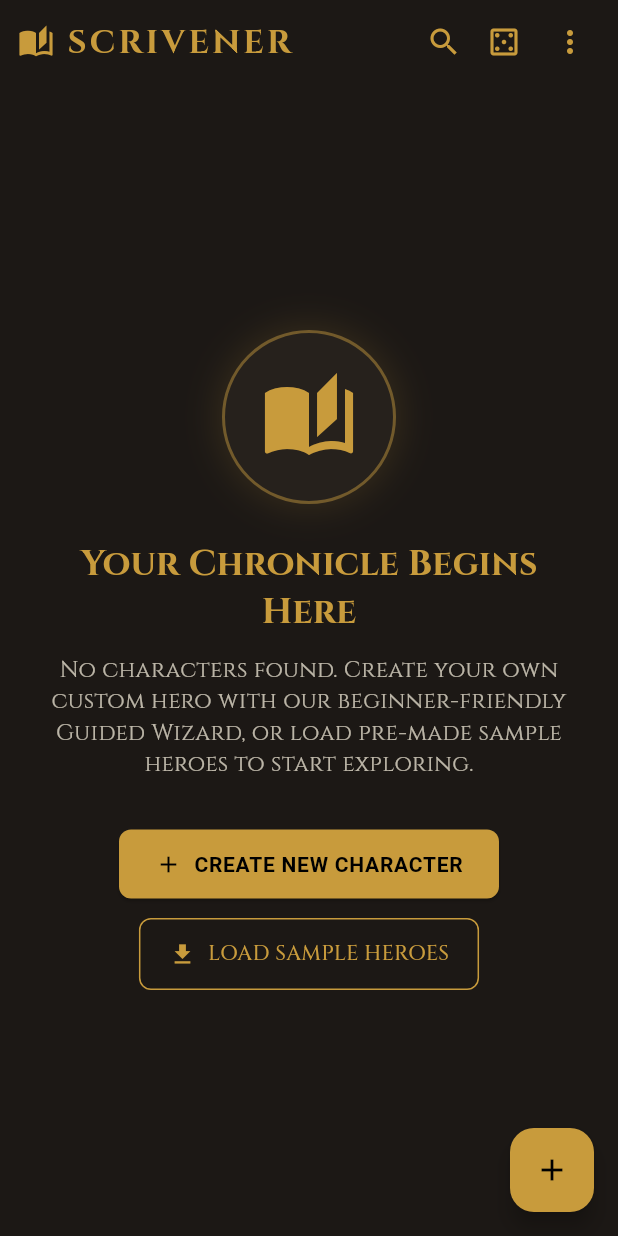
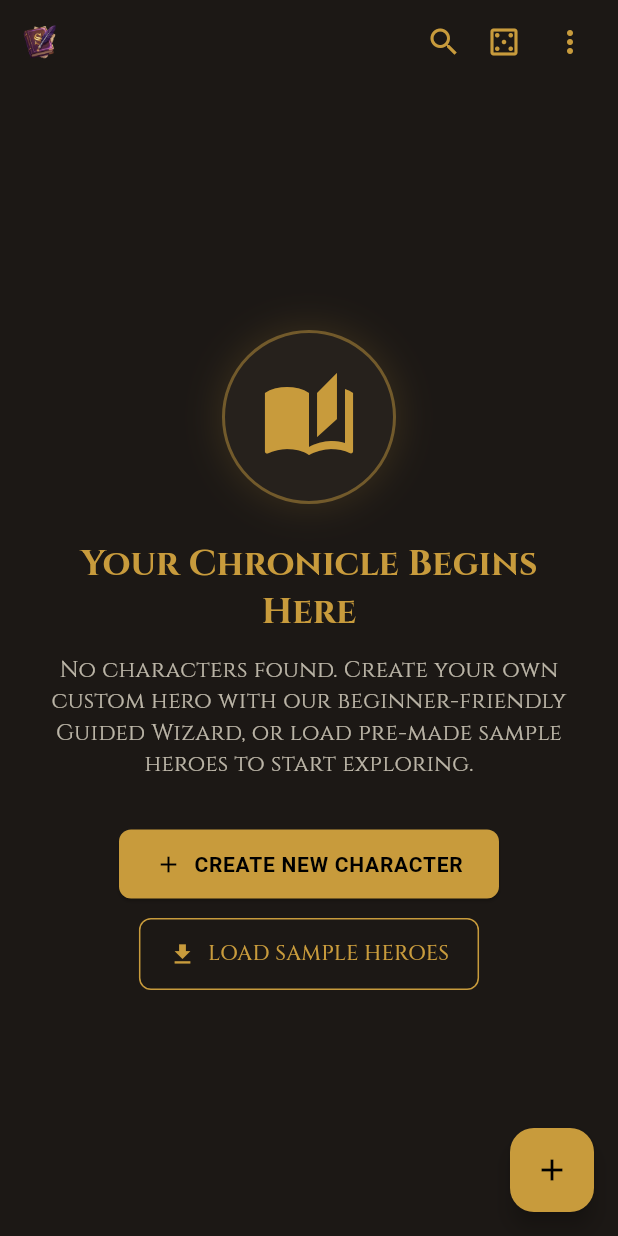
Before and after one commit to robbtolli/scriviner, a Flutter app: the screen it shows after launch, on a phone screen of 412 x 824 dp. Run offline on Flutter 3.47's test engine with Material 3 defaults, Android fonts, the phone set to English and light mode, and no system bars; our stand-ins replace drift, drift_flutter, file_picker, flutter_riverpod, google_fonts, pdf and 1 more; missing offline and left inert: expressions; accounts and stored records are empty; generated files the repository leaves out were written again.

Commit message:
feat(ui): display new app icon in HomeScreen AppBar and About dialog
- Register assets/icons/ in pubspec.yaml
- Replace generic auto_stories icon in HomeScreen AppBar with new Scrivener app icon
- Hide 'SCRIVENER' text on narrow mobile screens (< 600px) in HomeScreen AppBar
- Replace icon in AboutScrivenerDialog with new Scrivener app icon while preserving title text
- Update responsive and about dialog widget tests

```diff
--- a/lib/features/home/presentation/home_screen.dart
+++ b/lib/features/home/presentation/home_screen.dart
@@ -308,7 +308,12 @@ class _HomeScreenState extends ConsumerState<HomeScreen> {
             : Row(
                 mainAxisSize: MainAxisSize.min,
                 children: [
-                  Icon(Icons.auto_stories, color: theme.colorScheme.primary),
+                  Image.asset(
+                    'assets/icons/app_icon_transparent.png',
+                    width: 28,
+                    height: 28,
+                  ),
+                  if (!isNarrow) ...[
                     const SizedBox(width: 8),
                     Flexible(
                       child: Text(
@@ -321,6 +326,7 @@ class _HomeScreenState extends ConsumerState<HomeScreen> {
                         overflow: TextOverflow.ellipsis,
                       ),
                     ),
+                  ],
                 ],
               ),
         actions: [
--- a/lib/features/home/presentation/widgets/about_scrivener_dialog.dart
+++ b/lib/features/home/presentation/widgets/about_scrivener_dialog.dart
@@ -22,7 +22,11 @@ class AboutScrivenerDialog extends StatelessWidget {
     return AlertDialog(
       title: Row(
         children: [
-          Icon(Icons.auto_stories, color: theme.colorScheme.primary),
+          Image.asset(
+            'assets/icons/app_icon_transparent.png',
+            width: 32,
+            height: 32,
+          ),
           const SizedBox(width: 10),
           Expanded(
             child: Wrap(
--- a/pubspec.yaml
+++ b/pubspec.yaml
@@ -71,10 +71,8 @@ flutter:
   # the material Icons class.
   uses-material-design: true
 
-  # To add assets to your application, add an assets section, like this:
-  # assets:
-  #   - images/a_dot_burr.jpeg
-  #   - images/a_dot_ham.jpeg
+  assets:
+    - assets/icons/
 
   # An image asset can refer to one or more resolution-specific "variants", see
   # https://flutter.dev/to/resolution-aware-images
```
Also changed, not shown: 2 other files. Lines whose indentation alone changed are shown as unchanged.
